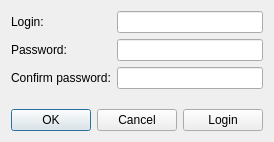
This is ChatClientV2/registrationform.ui in MundeZ/ChatExample as Qt 5 draws it before an edit. The edited form follows.
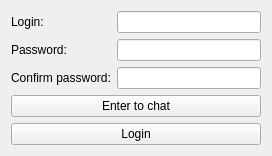
This is the edited form.

Commit message: remove buttons and add new

```diff
--- a/ChatClientV2/registrationform.ui
+++ b/ChatClientV2/registrationform.ui
@@ -70,14 +70,14 @@
     </spacer>
    </item>
    <item>
-    <layout class="QHBoxLayout" name="horizontalLayout">
-     <item>
-      <widget class="QDialogButtonBox" name="buttonBox">
-       <property name="standardButtons">
-        <set>QDialogButtonBox::Cancel|QDialogButtonBox::Ok</set>
+    <widget class="QPushButton" name="enterToChatPushButton">
+     <property name="text">
+      <string>Enter to chat</string>
        </property>
       </widget>
      </item>
+   <item>
+    <layout class="QHBoxLayout" name="horizontalLayout">
      <item>
       <widget class="QPushButton" name="loginButton">
        <property name="text">
```
Lines whose indentation alone changed are shown as unchanged. The commit also changes 5 other files.
